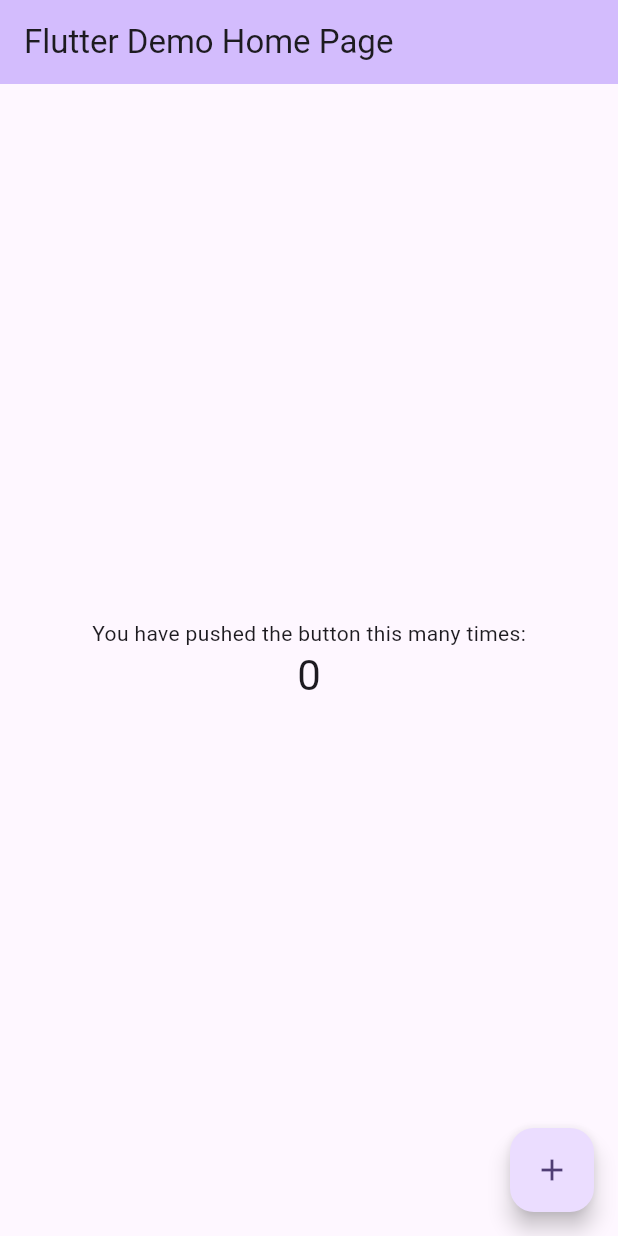
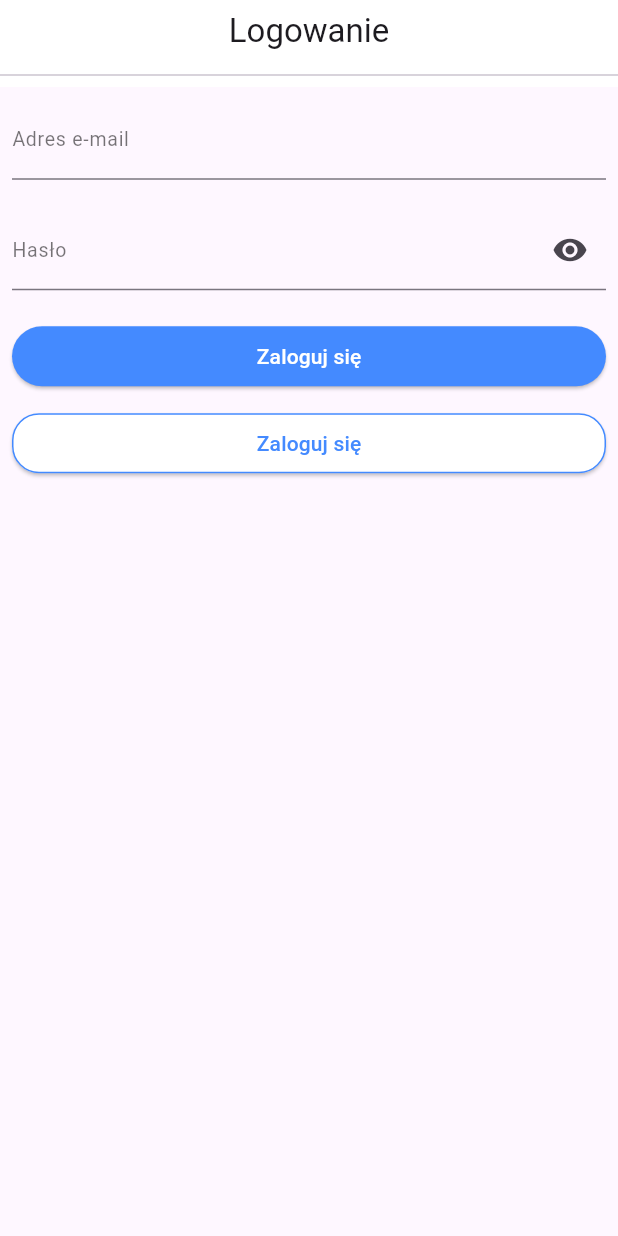
Before and after one commit to kacpeer23/netmarket_flutter, a Flutter app: the screen it shows after launch, on a phone screen of 412 x 824 dp. Run offline on Flutter 3.47's test engine with Material 3 defaults, Android fonts, the phone set to English and light mode, and no system bars; our stand-ins replace firebase_auth, firebase_core; accounts and stored records are empty.

Commit message:
changes in project

```diff
--- /dev/null
+++ b/lib/login_screen.dart
@@ -0,0 +1,125 @@
+import 'package:firebase_auth/firebase_auth.dart';
+import 'package:flutter/material.dart';
+import 'package:netmarket_flutter/auth.dart';
+
+class LoginScreen extends StatefulWidget {
+  final Auth auth = Auth();
+
+  LoginScreen({super.key});
+
+  @override
+  State<LoginScreen> createState() => _LoginScreenState();
+}
+
+class _LoginScreenState extends State<LoginScreen> {
+  bool _obscureText = true;
+  final emailTextController = TextEditingController();
+  final passwordTextController = TextEditingController();
+
+  void _toggle() {
+    setState(() {
+      _obscureText = !_obscureText;
+    });
+  }
+
+  @override
+  Widget build(BuildContext context) {
+    return Scaffold(
+      appBar: AppBar(
+        centerTitle: true,
+        title: const Text('Logowanie'),
+        bottom: const PreferredSize(
+            preferredSize: Size.fromHeight(2.0), child: Divider()),
+      ),
+      body: Padding(
+        padding: const EdgeInsets.all(8.0),
+        child: Column(
+          children: [
+            const TextField(
+              decoration: InputDecoration(
+                labelText: 'Adres e-mail',
+                labelStyle: TextStyle(fontSize: 13, color: Colors.black54),
+              ),
+            ),
+            const SizedBox(height: 20),
+            TextField(
+              obscureText: _obscureText,
+              decoration: InputDecoration(
+                  labelText: 'Hasło',
+                  focusColor: Colors.blue,
+                  labelStyle: TextStyle(fontSize: 13, color: Colors.black54),
+                  suffixIcon: GestureDetector(
+                      onTap: () {
+                        _toggle();
+                      },
+                      child: Icon(_obscureText
+                          ? Icons.visibility
+                          : Icons.visibility_off))),
+            ),
+            const SizedBox(
+              height: 20,
+            ),
+            SizedBox(
+                width: MediaQuery
+                    .of(context)
+                    .size
+                    .width,
+                child: ElevatedButton(
+                    onPressed: () async {
+                      await signInWithEmailAndPassword();
+                    },
+                    child: const Text(
+                      'Zaloguj się',
+                      style: TextStyle(fontSize: 14),
+                    ))),
+            const SizedBox(height: 10),
+            SizedBox(
+                width: MediaQuery
+                    .of(context)
+                    .size
+                    .width,
+                child: ElevatedButton(
+                    onPressed: () {},
+                    style: ButtonStyle(
+                        foregroundColor:
+                        WidgetStateProperty.all<Color>(Colors.blueAccent),
+                        backgroundColor:
+                        WidgetStateProperty.all<Color>(Colors.white),
+                        shape: WidgetStateProperty.all<RoundedRectangleBorder>(
+                          RoundedRectangleBorder(
+                            borderRadius: BorderRadius.circular(18.0),
+                            side: const BorderSide(color: Colors.blueAccent),
+                          ),
+                        )),
+                    child: const Text(
+                      'Zaloguj się',
+                      style: TextStyle(fontSize: 14),
+                    ))),
+          ],
+        ),
+      ),
+    );
+  }
+
+  Future<void> signInWithEmailAndPassword() async {
+    try {
+      await widget.auth.signInWithEmailAndPassword(
+          email: emailTextController.text,
+          password: passwordTextController.text);
+    }
+    on FirebaseAuthException catch (e) {
+      print('signInWithEmailAndPassword error: $e, code: ${e.code}');
+    }
+  }
+
+  Future<void> createUserWithEmailAndPassword() async {
+    try {
+      await widget.auth.createUserWithEmailAndPassword(
+          email: emailTextController.text,
+          password: passwordTextController.text);
+    }
+    on FirebaseAuthException catch (e) {
+      print('createUserWithEmailAndPassword error: $e');
+    }
+  }
+}
--- a/lib/main.dart
+++ b/lib/main.dart
@@ -1,42 +1,35 @@
 import 'package:flutter/material.dart';
 import 'package:firebase_core/firebase_core.dart';
+import 'package:netmarket_flutter/login_screen.dart';
 import 'firebase_options.dart';
 
 void main() async {
-  await Firebase.initializeApp(
-  options: DefaultFirebaseOptions.currentPlatform,
-);
+  WidgetsFlutterBinding.ensureInitialized();
+  await Firebase.initializeApp();
   runApp(const MyApp());
 }
 
 class MyApp extends StatelessWidget {
   const MyApp({super.key});
 
-  // This widget is the root of your application.
   @override
   Widget build(BuildContext context) {
     return MaterialApp(
-      title: 'Flutter Demo',
+      title: 'NetMarket',
       theme: ThemeData(
-        // This is the theme of your application.
-        //
-        // TRY THIS: Try running your application with "flutter run". You'll see
-        // the application has a purple toolbar. Then, without quitting the app,
-        // try changing the seedColor in the colorScheme below to Colors.green
-        // and then invoke "hot reload" (save your changes or press the "hot
-        // reload" button in a Flutter-supported IDE, or press "r" if you used
-        // the command line to start the app).
-        //
-        // Notice that the counter didn't reset back to zero; the application
-        // state is not lost during the reload. To reset the state, use hot
-        // restart instead.
-        //
-        // This works for code too, not just values: Most code changes can be
-        // tested with just a hot reload.
         colorScheme: ColorScheme.fromSeed(seedColor: Colors.deepPurple),
+        appBarTheme: const AppBarTheme(
+          backgroundColor: Colors.white,
+        ),
+        elevatedButtonTheme: ElevatedButtonThemeData(
+            style: ButtonStyle(
+                backgroundColor: WidgetStateProperty.resolveWith<Color>(
+                    (states) => Colors.blueAccent),
+                foregroundColor: WidgetStateProperty.resolveWith<Color>(
+                    (states) => Colors.white))),
         useMaterial3: true,
       ),
-      home: const MyHomePage(title: 'Flutter Demo Home Page'),
+      home: LoginScreen(),
     );
   }
 }
--- a/pubspec.yaml
+++ b/pubspec.yaml
@@ -30,8 +30,9 @@ environment:
 dependencies:
   flutter:
     sdk: flutter
-  firebase_core: 2.31.0
-  firebase_database: 10.5.5
+  firebase_core: 3.1.0
+  firebase_database: 11.0.1
+  firebase_auth: 5.1.0
 
 
   # The following adds the Cupertino Icons font to your application.
```
Also changed, not shown: lib/auth.dart (added, +28 -0 lines), lib/home_page.dart (added, +18 -0 lines), pubspec.lock, 4 other files.
